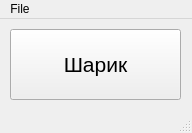
SuicideTigran/sharik, file mainwindow.ui: the form before one commit.
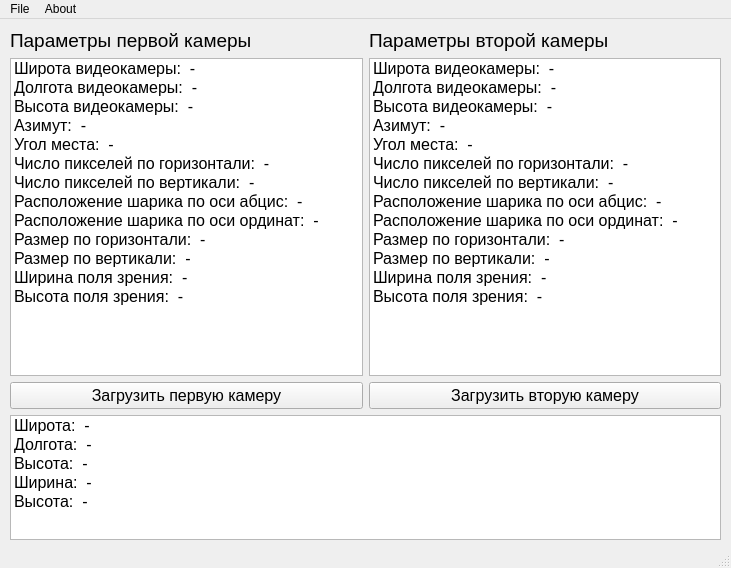
The form after the commit.

```diff
--- a/mainwindow.ui
+++ b/mainwindow.ui
@@ -6,37 +6,276 @@
    <rect>
     <x>0</x>
     <y>0</y>
-    <width>192</width>
-    <height>133</height>
+    <width>731</width>
+    <height>568</height>
    </rect>
   </property>
   <property name="windowTitle">
    <string>MainWindow</string>
   </property>
   <widget class="QWidget" name="centralwidget">
-   <widget class="QPushButton" name="pushButton">
+   <widget class="QWidget" name="layoutWidget">
     <property name="geometry">
      <rect>
       <x>10</x>
       <y>10</y>
-      <width>171</width>
-      <height>71</height>
+      <width>711</width>
+      <height>511</height>
      </rect>
     </property>
-    <property name="minimumSize">
-     <size>
-      <width>100</width>
-      <height>60</height>
-     </size>
-    </property>
-    <property name="font">
-     <font>
-      <pointsize>16</pointsize>
-     </font>
-    </property>
-    <property name="text">
-     <string>Шарик</string>
-    </property>
+    <layout class="QVBoxLayout" name="verticalLayout_10">
+     <item>
+      <layout class="QHBoxLayout" name="horizontalLayout_2">
+       <item>
+        <layout class="QVBoxLayout" name="verticalLayout_7">
+         <item>
+          <widget class="QLabel" name="firstCamLabel">
+           <property name="font">
+            <font>
+             <pointsize>14</pointsize>
+            </font>
+           </property>
+           <property name="text">
+            <string>Параметры первой камеры</string>
+           </property>
+          </widget>
+         </item>
+         <item>
+          <widget class="QListWidget" name="firstCamList">
+           <property name="font">
+            <font>
+             <pointsize>12</pointsize>
+            </font>
+           </property>
+           <item>
+            <property name="text">
+             <string>Широта видеокамеры:  -</string>
+            </property>
+           </item>
+           <item>
+            <property name="text">
+             <string>Долгота видеокамеры:  -</string>
+            </property>
+           </item>
+           <item>
+            <property name="text">
+             <string>Высота видеокамеры:  -</string>
+            </property>
+           </item>
+           <item>
+            <property name="text">
+             <string>Азимут:  -</string>
+            </property>
+           </item>
+           <item>
+            <property name="text">
+             <string>Угол места:  -</string>
+            </property>
+           </item>
+           <item>
+            <property name="text">
+             <string>Число пикселей по горизонтали:  -</string>
+            </property>
+           </item>
+           <item>
+            <property name="text">
+             <string>Число пикселей по вертикали:  -</string>
+            </property>
+           </item>
+           <item>
+            <property name="text">
+             <string>Расположение шарика по оси абцис:  -</string>
+            </property>
+           </item>
+           <item>
+            <property name="text">
+             <string>Расположение шарика по оси ординат:  -</string>
+            </property>
+           </item>
+           <item>
+            <property name="text">
+             <string>Размер по горизонтали:  -</string>
+            </property>
+           </item>
+           <item>
+            <property name="text">
+             <string>Размер по вертикали:  -</string>
+            </property>
+           </item>
+           <item>
+            <property name="text">
+             <string>Ширина поля зрения:  -</string>
+            </property>
+           </item>
+           <item>
+            <property name="text">
+             <string>Высота поля зрения:  -</string>
+            </property>
+           </item>
+          </widget>
+         </item>
+         <item>
+          <widget class="QPushButton" name="firstCamButton">
+           <property name="font">
+            <font>
+             <pointsize>12</pointsize>
+            </font>
+           </property>
+           <property name="text">
+            <string>Загрузить первую камеру</string>
+           </property>
+          </widget>
+         </item>
+        </layout>
+       </item>
+       <item>
+        <layout class="QVBoxLayout" name="verticalLayout_8">
+         <item>
+          <widget class="QLabel" name="secondCamLabel">
+           <property name="font">
+            <font>
+             <pointsize>14</pointsize>
+            </font>
+           </property>
+           <property name="text">
+            <string>Параметры второй камеры</string>
+           </property>
+          </widget>
+         </item>
+         <item>
+          <widget class="QListWidget" name="secondCamList">
+           <property name="font">
+            <font>
+             <pointsize>12</pointsize>
+            </font>
+           </property>
+           <item>
+            <property name="text">
+             <string>Широта видеокамеры:  -</string>
+            </property>
+           </item>
+           <item>
+            <property name="text">
+             <string>Долгота видеокамеры:  -</string>
+            </property>
+           </item>
+           <item>
+            <property name="text">
+             <string>Высота видеокамеры:  -</string>
+            </property>
+           </item>
+           <item>
+            <property name="text">
+             <string>Азимут:  -</string>
+            </property>
+           </item>
+           <item>
+            <property name="text">
+             <string>Угол места:  -</string>
+            </property>
+           </item>
+           <item>
+            <property name="text">
+             <string>Число пикселей по горизонтали:  -</string>
+            </property>
+           </item>
+           <item>
+            <property name="text">
+             <string>Число пикселей по вертикали:  -</string>
+            </property>
+           </item>
+           <item>
+            <property name="text">
+             <string>Расположение шарика по оси абцис:  -</string>
+            </property>
+           </item>
+           <item>
+            <property name="text">
+             <string>Расположение шарика по оси ординат:  -</string>
+            </property>
+           </item>
+           <item>
+            <property name="text">
+             <string>Размер по горизонтали:  -</string>
+            </property>
+           </item>
+           <item>
+            <property name="text">
+             <string>Размер по вертикали:  -</string>
+            </property>
+           </item>
+           <item>
+            <property name="text">
+             <string>Ширина поля зрения:  -</string>
+            </property>
+           </item>
+           <item>
+            <property name="text">
+             <string>Высота поля зрения:  -</string>
+            </property>
+           </item>
+          </widget>
+         </item>
+         <item>
+          <widget class="QPushButton" name="secondCamButton">
+           <property name="font">
+            <font>
+             <pointsize>12</pointsize>
+            </font>
+           </property>
+           <property name="text">
+            <string>Загрузить вторую камеру</string>
+           </property>
+          </widget>
+         </item>
+        </layout>
+       </item>
+      </layout>
+     </item>
+     <item>
+      <widget class="QListWidget" name="resultList">
+       <property name="maximumSize">
+        <size>
+         <width>16777215</width>
+         <height>125</height>
+        </size>
+       </property>
+       <property name="font">
+        <font>
+         <pointsize>12</pointsize>
+        </font>
+       </property>
+       <item>
+        <property name="text">
+         <string>Широта:  -</string>
+        </property>
+       </item>
+       <item>
+        <property name="text">
+         <string>Долгота:  -</string>
+        </property>
+       </item>
+       <item>
+        <property name="text">
+         <string>Высота:  - </string>
+        </property>
+       </item>
+       <item>
+        <property name="text">
+         <string>Ширина:  -</string>
+        </property>
+       </item>
+       <item>
+        <property name="text">
+         <string>Высота:  -</string>
+        </property>
+       </item>
+      </widget>
+     </item>
+     <item>
+      <layout class="QVBoxLayout" name="verticalLayout_9"/>
+     </item>
+    </layout>
    </widget>
   </widget>
   <widget class="QMenuBar" name="menubar">
@@ -44,7 +283,7 @@
     <rect>
      <x>0</x>
      <y>0</y>
-     <width>192</width>
+     <width>731</width>
      <height>21</height>
     </rect>
    </property>
@@ -55,7 +294,15 @@
     <addaction name="actionNew_Sharik"/>
     <addaction name="actionQuit"/>
    </widget>
+   <widget class="QMenu" name="menuAbout">
+    <property name="title">
+     <string>About</string>
+    </property>
+    <addaction name="actionProgramm"/>
+    <addaction name="actionQt"/>
+   </widget>
    <addaction name="menuFile"/>
+   <addaction name="menuAbout"/>
   </widget>
   <widget class="QStatusBar" name="statusbar"/>
   <action name="actionQuit">
```
Left out of the diff: 17 changed lines with no effect on the pictures.
